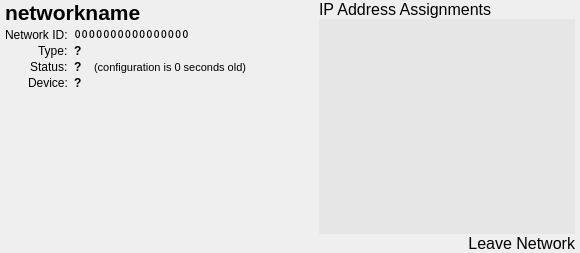
Above: ZeroTierUI/networkwidget.ui from zerotier/ZeroTierOne before the change. Below: the same form after it.
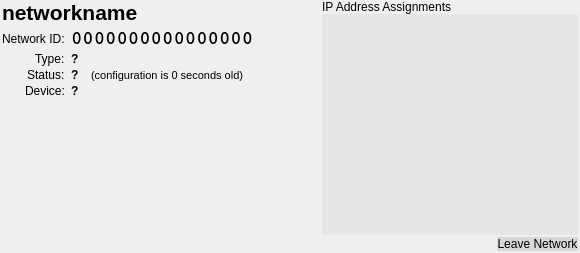
That is the form after the change.

Patch:
```diff
--- a/ZeroTierUI/networkwidget.ui
+++ b/ZeroTierUI/networkwidget.ui
@@ -27,13 +27,13 @@
     <number>0</number>
    </property>
    <property name="leftMargin">
-    <number>5</number>
+    <number>2</number>
    </property>
    <property name="topMargin">
     <number>0</number>
    </property>
    <property name="rightMargin">
-    <number>5</number>
+    <number>2</number>
    </property>
    <property name="bottomMargin">
     <number>0</number>
@@ -137,7 +137,7 @@
          <item row="2" column="1">
           <widget class="QPushButton" name="networkIdPushButton">
            <property name="sizePolicy">
-            <sizepolicy hsizetype="Minimum" vsizetype="Preferred">
+            <sizepolicy hsizetype="Fixed" vsizetype="Preferred">
              <horstretch>0</horstretch>
              <verstretch>0</verstretch>
             </sizepolicy>
@@ -145,6 +145,7 @@
            <property name="font">
             <font>
              <family>Courier</family>
+             <pointsize>14</pointsize>
              <weight>75</weight>
              <bold>true</bold>
             </font>
@@ -158,6 +159,7 @@
 	padding: 0;
 	margin: 0;
 	text-align: left;
+	vertical-align: middle;
 	background-color: transparent;
 }
 
@@ -379,7 +381,6 @@
         </property>
         <property name="font">
          <font>
-          <pointsize>12</pointsize>
           <underline>false</underline>
          </font>
         </property>
@@ -396,6 +397,12 @@
       </item>
       <item>
        <widget class="QListWidget" name="ipListWidget">
+        <property name="sizePolicy">
+         <sizepolicy hsizetype="Expanding" vsizetype="Expanding">
+          <horstretch>0</horstretch>
+          <verstretch>0</verstretch>
+         </sizepolicy>
+        </property>
         <property name="minimumSize">
          <size>
           <width>0</width>
@@ -480,21 +487,15 @@
              <verstretch>0</verstretch>
             </sizepolicy>
            </property>
-           <property name="font">
-            <font>
-             <pointsize>12</pointsize>
-            </font>
-           </property>
            <property name="statusTip">
             <string>Leave this network.</string>
            </property>
            <property name="styleSheet">
             <string notr="true">QPushButton {
-	border: 0;
 	padding: 0.25em;
-	margin: 0;
-	text-align: right;
-	background-color: transparent;
+	border: 0;
+	margin: 2px 0 2px 0;
+	background-color: rgba(0,0,0,25);
 }
 
 QPushButton:focus {
```
Left out of the diff: 4 changed lines with no effect on the pictures.
